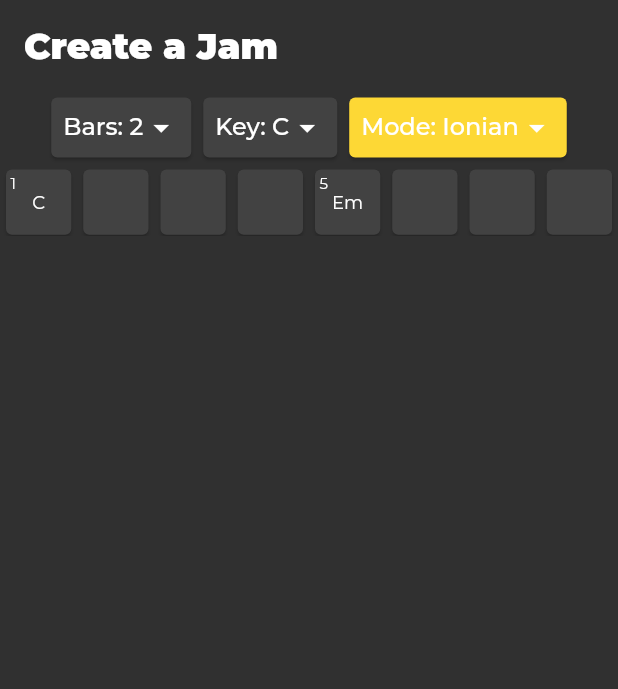
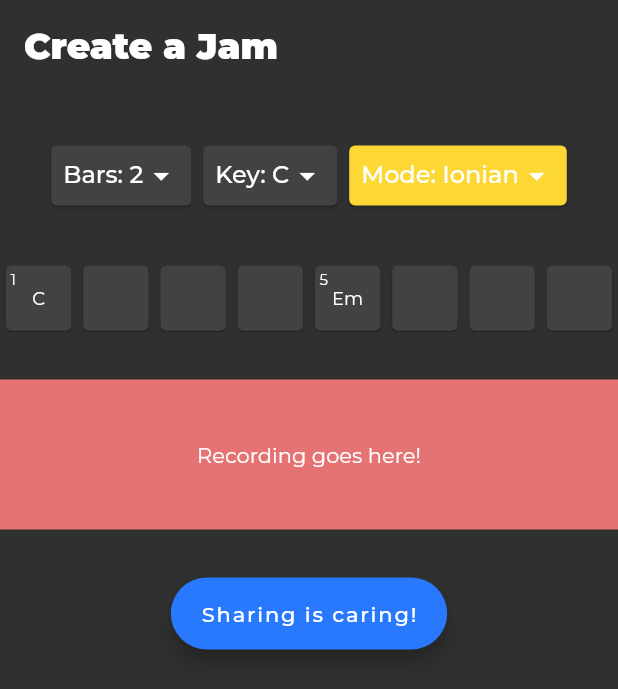
Before and after one commit to swabbass/Jamz, a Flutter app: the screen it shows after launch, on a phone screen of 412 x 824 dp. Shown: the top 689 px of the screen. Run offline on Flutter 3.47's test engine with Material 2 defaults, Android fonts, the phone set to English and light mode, and no system bars; our stand-ins replace google_fonts.

Commit message:
plan for recording bit

```diff
--- a/lib/widgets/jam/CreateJamScreen.dart
+++ b/lib/widgets/jam/CreateJamScreen.dart
@@ -43,7 +43,11 @@ class CreateJamScreen extends StatelessWidget {
               AppTitle(
                 title: "Create a Jam",
               ),
-              Row(
+              Padding(
+                padding: const EdgeInsets.only(
+                  top: 32,
+                ),
+                child: Row(
                   mainAxisAlignment: MainAxisAlignment.center,
                   children: [
                     BarsSelection(barsSelectionOptions: barsSelectionOptions),
@@ -51,7 +55,39 @@ class CreateJamScreen extends StatelessWidget {
                     ModeSelectorWidget()
                   ],
                 ),
-              ChordsGrid(chordsSelection: chordsSelection),
+              ),
+              Padding(
+                padding: const EdgeInsets.only(
+                  top: 32,
+                ),
+                child: ChordsGrid(chordsSelection: chordsSelection),
+              ),
+              Padding(
+                padding: const EdgeInsets.only(
+                  top: 32,
+                ),
+                child: Container(
+                  width: MediaQuery.of(context).size.width,
+                  height: 100,
+                  color: Colors.red.shade300,
+                  child: Center(
+                    child: StyledText(
+                        "Recording goes "
+                        "here!",
+                        TextStyle()),
+                  ),
+                ),
+              ),
+              Padding(
+                padding: const EdgeInsets.only(top: 32),
+                child:
+                    Row(mainAxisAlignment: MainAxisAlignment.center, children: [
+                  FloatingActionButton.extended(
+                      backgroundColor: Colors.blueAccent.shade400,
+                      onPressed: () => null,
+                      label: StyledText("Sharing is caring!", TextStyle())),
+                ]),
+              )
             ],
           ),
         ),
```
Lines whose indentation alone changed are shown as unchanged.
